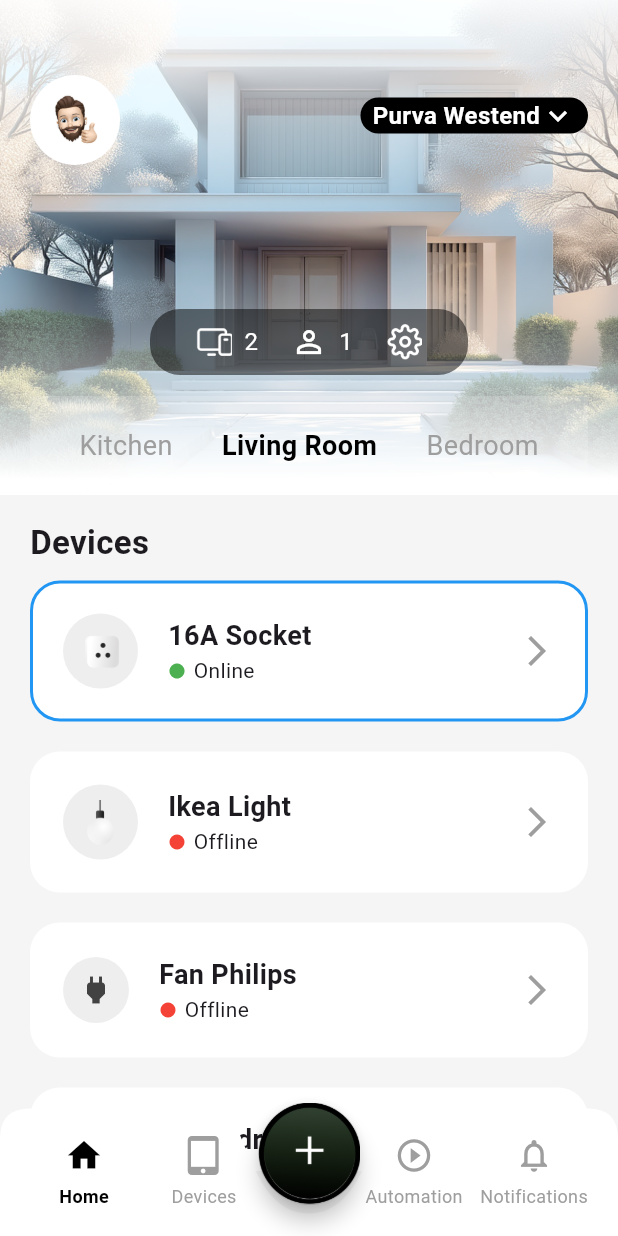
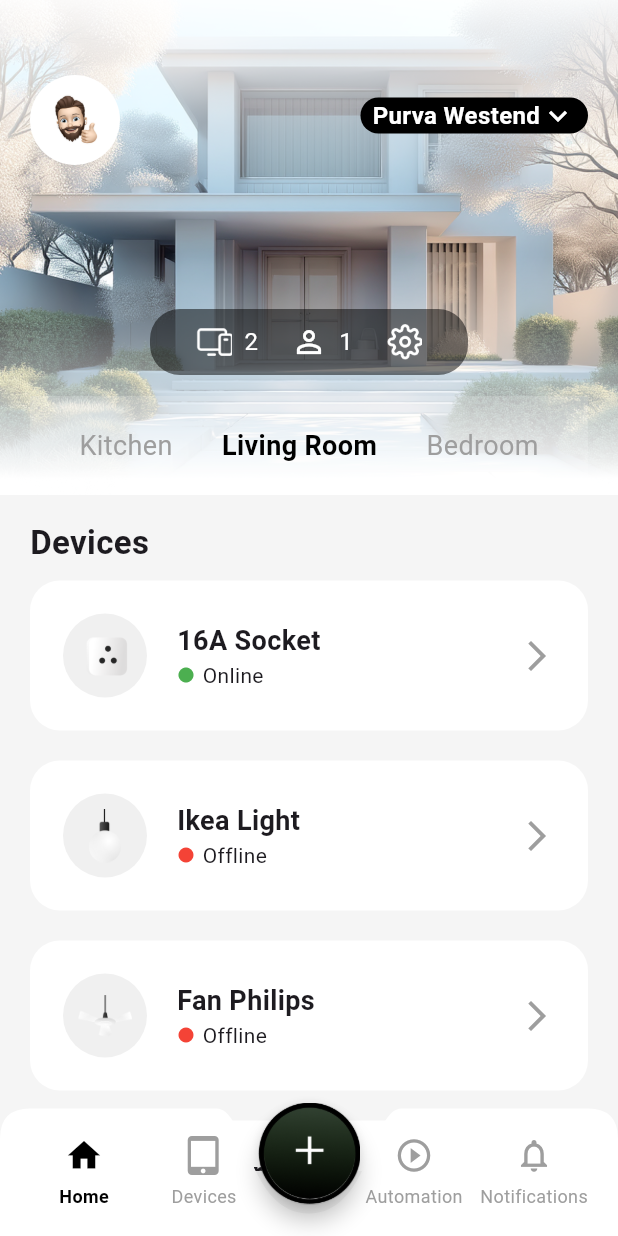
Before and after one commit to mohd-afid/machine_task, a Flutter app: the screen it shows after launch, on a phone screen of 412 x 824 dp. Run offline on Flutter 3.47's test engine with Material 3 defaults, Android fonts, the phone set to English and light mode, and no system bars.

Commit message:
design fix

```diff
--- a/lib/presentation/screens/home_screen.dart
+++ b/lib/presentation/screens/home_screen.dart
@@ -1,4 +1,5 @@
 import 'package:flutter/material.dart';
+import 'package:machine_task/utils/constants/colors.dart';
 import 'package:machine_task/presentation/widgets/custom_bottom_nav_bar.dart';
 import 'package:machine_task/presentation/widgets/device_list.dart';
 import 'package:machine_task/presentation/widgets/header_section.dart';
@@ -23,7 +24,7 @@ class _HomeScreenState extends State<HomeScreen> {
   @override
   Widget build(BuildContext context) {
     return Scaffold(
-      backgroundColor: const Color(0xFFF5F5F5),
+      backgroundColor: AppColors.lightGrey,
       body: Column(
         crossAxisAlignment: CrossAxisAlignment.start,
         children: [
@@ -53,7 +54,7 @@ class _HomeScreenState extends State<HomeScreen> {
               // Handle FAB tap
 
             },
-            backgroundColor: Colors.transparent,
+            backgroundColor: AppColors.transparent,
             shape: const CircleBorder(),
             child: Image.asset(
               'lib/assets/icons/center_plus_button.png',
--- a/lib/presentation/widgets/custom_bottom_nav_bar.dart
+++ b/lib/presentation/widgets/custom_bottom_nav_bar.dart
@@ -1,4 +1,5 @@
 import 'package:flutter/material.dart';
+import 'package:machine_task/utils/constants/colors.dart';
 
 class CustomBottomNavBar extends StatelessWidget {
   final int currentIndex;
@@ -44,7 +45,7 @@ class CustomBottomNavBar extends StatelessWidget {
 
   Widget _buildNavItem(IconData icon, String label, int index) {
     final isSelected = currentIndex == index;
-    final Color color = isSelected ? Colors.black : Colors.grey[500]!;
+    final Color color = isSelected ? AppColors.black : AppColors.mediumGrey;
     final FontWeight fontWeight = isSelected ? FontWeight.w600 : FontWeight.w400;
 
     return Expanded(
@@ -76,7 +77,7 @@ class NavBarPainter extends CustomPainter {
   @override
   void paint(Canvas canvas, Size size) {
     final paint = Paint()
-      ..color = Colors.white
+      ..color = AppColors.white
       ..style = PaintingStyle.fill;
 
     final path = Path()
--- a/lib/presentation/widgets/device_list_item.dart
+++ b/lib/presentation/widgets/device_list_item.dart
@@ -1,5 +1,6 @@
 import 'package:flutter/material.dart';
 import 'package:machine_task/data/models/device_model.dart';
+import 'package:machine_task/utils/constants/colors.dart';
 
 class DeviceListItem extends StatelessWidget {
   final Device device;
@@ -12,10 +13,10 @@ class DeviceListItem extends StatelessWidget {
       margin: const EdgeInsets.symmetric(horizontal: 20, vertical: 10),
       padding: const EdgeInsets.all(20),
       decoration: BoxDecoration(
-        color: Colors.white,
+        color: AppColors.white,
         borderRadius: BorderRadius.circular(20),
         border: Border.all(
-          color: device.isOnline ? Colors.blue : Colors.transparent,
+          color:  AppColors.transparent,
           width: 2,
         ),
       ),
@@ -24,7 +25,7 @@ class DeviceListItem extends StatelessWidget {
           Container(
             padding: const EdgeInsets.all(10),
             decoration: BoxDecoration(
-              color: Colors.grey[200],
+              color: AppColors.softGrey,
               borderRadius: BorderRadius.circular(50),
             ),
             child: _getDeviceIcon(device.icon),
@@ -41,7 +42,7 @@ class DeviceListItem extends StatelessWidget {
                 children: [
                   Icon(
                     Icons.circle,
-                    color: device.isOnline ? Colors.green : Colors.red,
+                    color: device.isOnline ? AppColors.online : AppColors.offline,
                     size: 12,
                   ),
                   const SizedBox(width: 5),
@@ -51,20 +52,27 @@ class DeviceListItem extends StatelessWidget {
             ],
           ),
           const Spacer(),
-          const Icon(Icons.arrow_forward_ios, color: Colors.grey),
+          const Icon(Icons.arrow_forward_ios, color: AppColors.grey),
         ],
       ),
     );
   }
 
   Widget _getDeviceIcon(String iconName) {
+    String imagePath;
     switch (iconName) {
       case 'socket':
-        return Image.asset('lib/assets/icons/socket.png', width: 30, height: 30);
+        imagePath = 'lib/assets/icons/socket.png';
+        break;
       case 'light':
-        return Image.asset('lib/assets/icons/light.png', width: 30, height: 30);
+        imagePath = 'lib/assets/icons/light.png';
+        break;
+      case 'fan':
+        imagePath = 'lib/assets/images/fan.png';
+        break;
       default:
-        return Icon(Icons.power, color: Colors.grey[800]);
+        return Icon(Icons.power, color: AppColors.darkGrey);
     }
+    return Image.asset(imagePath, width: 36, height: 36);
   }
 }
--- a/lib/presentation/widgets/header_section.dart
+++ b/lib/presentation/widgets/header_section.dart
@@ -1,6 +1,7 @@
 
 import 'package:flutter/material.dart';
 import 'package:machine_task/presentation/widgets/room_selector.dart';
+import 'package:machine_task/utils/constants/colors.dart';
 
 class HeaderSection extends StatelessWidget {
   const HeaderSection({super.key});
@@ -23,7 +24,7 @@ class HeaderSection extends StatelessWidget {
             left: 20,
             child: CircleAvatar(
               radius: 30,
-              backgroundColor: Colors.white,
+              backgroundColor: AppColors.white,
               child: ClipOval(
                 child: Image.asset(
                   'lib/assets/icons/profile.png',
@@ -39,7 +40,7 @@ class HeaderSection extends StatelessWidget {
             right: 20,
             child: Container(
               decoration: BoxDecoration(
-                color: Colors.black,
+                color: AppColors.black,
                 borderRadius: BorderRadius.circular(30),
               ),
               child: Padding(
@@ -48,10 +49,10 @@ class HeaderSection extends StatelessWidget {
                   children: [
                    Text(
                         'Purva Westend',
-                        style: TextStyle(color: Colors.white, fontSize: 16, fontWeight: FontWeight.bold),
+                        style: TextStyle(color: AppColors.white, fontSize: 16, fontWeight: FontWeight.bold),
                       ),
 
-                    Icon(Icons.keyboard_arrow_down_sharp, color: Colors.white,size: 24,),
+                    Icon(Icons.keyboard_arrow_down_sharp, color: AppColors.white,size: 24,),
                   ],
                 ),
               ),
@@ -64,7 +65,7 @@ class HeaderSection extends StatelessWidget {
             child: Container(
               padding: const EdgeInsets.symmetric(horizontal: 20, vertical: 10),
               decoration: BoxDecoration(
-                color: Colors.black.withOpacity(0.5),
+                color: AppColors.black.withOpacity(0.5),
                 borderRadius: BorderRadius.circular(20),
               ),
               child: Row(
@@ -72,19 +73,19 @@ class HeaderSection extends StatelessWidget {
                 children: [
                   Row(
                     children: [
-                      Image.asset('lib/assets/icons/tv.png', color: Colors.white, width: 24, height: 24),
+                      Image.asset('lib/assets/icons/tv.png', color: AppColors.white, width: 24, height: 24),
                       const SizedBox(width: 8),
-                      const Text('2', style: TextStyle(color: Colors.white, fontSize: 16)),
+                      const Text('2', style: TextStyle(color: AppColors.white, fontSize: 16)),
                     ],
                   ),
                   const Row(
                     children: [
-                      Icon(Icons.person_outline, color: Colors.white),
+                      Icon(Icons.person_outline, color: AppColors.white),
                       SizedBox(width: 8),
-                      Text('1', style: TextStyle(color: Colors.white, fontSize: 16)),
+                      Text('1', style: TextStyle(color: AppColors.white, fontSize: 16)),
                     ],
                   ),
-                  Image.asset('lib/assets/icons/Settings.png', color: Colors.white, width: 24, height: 24),
+                  Image.asset('lib/assets/icons/Settings.png', color: AppColors.white, width: 24, height: 24),
                 ],
               ),
             ),
--- a/lib/presentation/widgets/room_selector.dart
+++ b/lib/presentation/widgets/room_selector.dart
@@ -1,4 +1,5 @@
 import 'package:flutter/material.dart';
+import 'package:machine_task/utils/constants/colors.dart';
 
 class RoomSelector extends StatefulWidget {
   const RoomSelector({super.key});
@@ -14,7 +15,7 @@ class _RoomSelectorState extends State<RoomSelector> {
   @override
   Widget build(BuildContext context) {
     return Container(
-      color: Colors.white.withOpacity(.16),
+      color: AppColors.white.withOpacity(.16),
       child: Padding(
         padding: const EdgeInsets.symmetric(vertical: 20.0),
         child: Row(
@@ -31,7 +32,7 @@ class _RoomSelectorState extends State<RoomSelector> {
                 style: TextStyle(
                   fontSize: 18,
                   fontWeight: _selectedIndex == index ? FontWeight.bold : FontWeight.normal,
-                  color: _selectedIndex == index ? Colors.black : Colors.grey,
+                  color: _selectedIndex == index ? AppColors.black : AppColors.grey,
                 ),
               ),
             );
--- /dev/null
+++ b/lib/utils/constants/colors.dart
@@ -0,0 +1,27 @@
+import 'package:flutter/material.dart';
+
+class AppColors {
+  // This class is not meant to be instantiated.
+  AppColors._();
+
+  // Brand Colors
+  static const Color primary = Color(0xFF007BFF);
+  static const Color secondary = Color(0xFF6C757D);
+
+  // Status Colors
+  static const Color online = Colors.green;
+  static const Color offline = Colors.red;
+  static const Color onlineBorder = Colors.blue;
+
+  // Neutral Shades
+  static const Color black = Colors.black;
+  static const Color white = Colors.white;
+  static const Color transparent = Colors.transparent;
+
+  // Greys
+  static const Color grey = Colors.grey;
+  static const Color lightGrey = Color(0xFFF5F5F5); // Scaffold background
+  static const Color softGrey = Color(0xFFF0F0F0); // Container background
+  static const Color mediumGrey = Color(0xFF9E9E9E); // Unselected icon/text
+  static const Color darkGrey = Color(0xFF424242); // Icon background
+}
```
